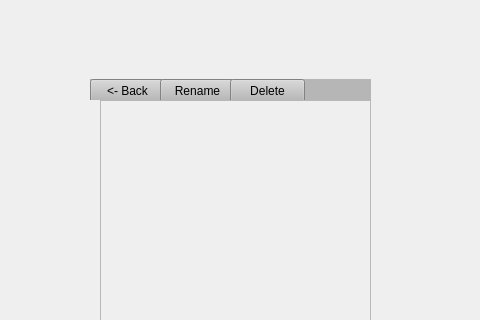
First picture: the form in OneDrive/OneDrive/Account.ui, repository mihaitudor17/One-Drive, before the edit; both pictures show x 0 to 480 and y 0 to 320 of the 1236 by 604 pixel window.
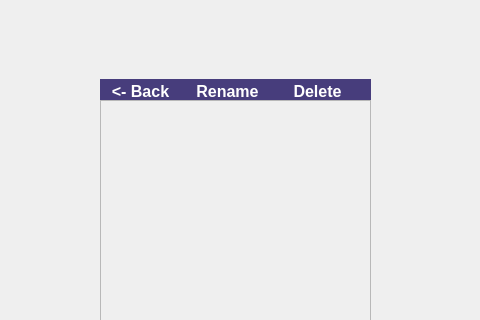
Second picture: the form after the edit.

Patch:
```diff
--- a/OneDrive/OneDrive/Account.ui
+++ b/OneDrive/OneDrive/Account.ui
@@ -110,24 +110,41 @@
   <widget class="QWidget" name="widget" native="true">
    <property name="geometry">
     <rect>
-     <x>90</x>
+     <x>100</x>
      <y>79</y>
-     <width>281</width>
+     <width>271</width>
      <height>21</height>
     </rect>
    </property>
    <property name="styleSheet">
-    <string notr="true">background:rgb(182, 182, 182)</string>
+    <string notr="true">background:rgb(71, 61, 124);</string>
    </property>
    <widget class="QPushButton" name="back">
     <property name="geometry">
      <rect>
       <x>0</x>
       <y>0</y>
-      <width>75</width>
+      <width>81</width>
       <height>24</height>
      </rect>
     </property>
+    <property name="styleSheet">
+     <string notr="true">QPushButton
+{
+font-weight:bold ;
+font-style : normal;
+border: 0.1px solid black;
+border-radius:15px;
+background:rgb(71, 61, 124);
+color:white;
+font-size:16px;
+}
+
+QPushButton:hover
+{
+   background-color:rgb(170, 149, 255);
+}</string>
+    </property>
     <property name="text">
      <string>&lt;- Back</string>
     </property>
@@ -135,12 +152,29 @@
    <widget class="QPushButton" name="rename">
     <property name="geometry">
      <rect>
-      <x>70</x>
+      <x>90</x>
       <y>0</y>
       <width>75</width>
       <height>24</height>
      </rect>
     </property>
+    <property name="styleSheet">
+     <string notr="true">QPushButton
+{
+font-weight:bold ;
+font-style : normal;
+border: 0.1px solid black;
+border-radius:15px;
+background:rgb(71, 61, 124);
+color:white;
+font-size:16px;
+}
+
+QPushButton:hover
+{
+   background-color:rgb(170, 149, 255);
+}</string>
+    </property>
     <property name="text">
      <string>Rename</string>
     </property>
@@ -148,12 +182,29 @@
    <widget class="QPushButton" name="delete_2">
     <property name="geometry">
      <rect>
-      <x>140</x>
+      <x>180</x>
       <y>0</y>
       <width>75</width>
       <height>24</height>
      </rect>
     </property>
+    <property name="styleSheet">
+     <string notr="true">QPushButton
+{
+font-weight:bold ;
+font-style : normal;
+border: 0.1px solid black;
+border-radius:15px;
+background:rgb(71, 61, 124);
+color:white;
+font-size:16px;
+}
+
+QPushButton:hover
+{
+   background-color:rgb(170, 149, 255);
+}</string>
+    </property>
     <property name="text">
      <string>Delete</string>
     </property>
```
